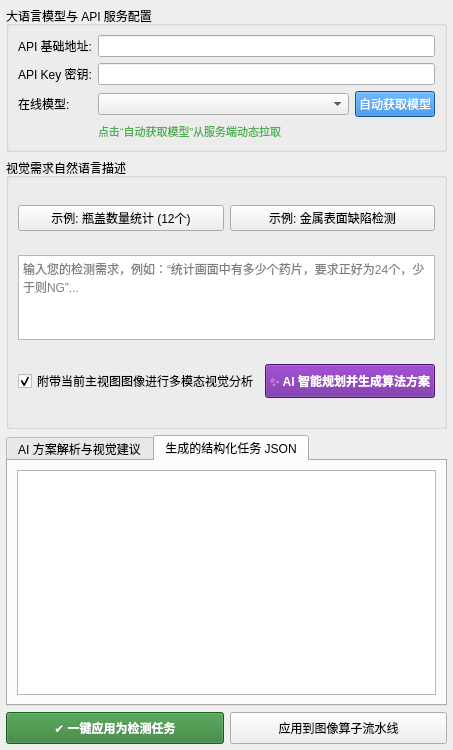
Before: the Qt Designer form src/ui/ai/AiAssistantWidget.ui in Shdjy/VisionStudioOpenCV, drawn with Qt 5.
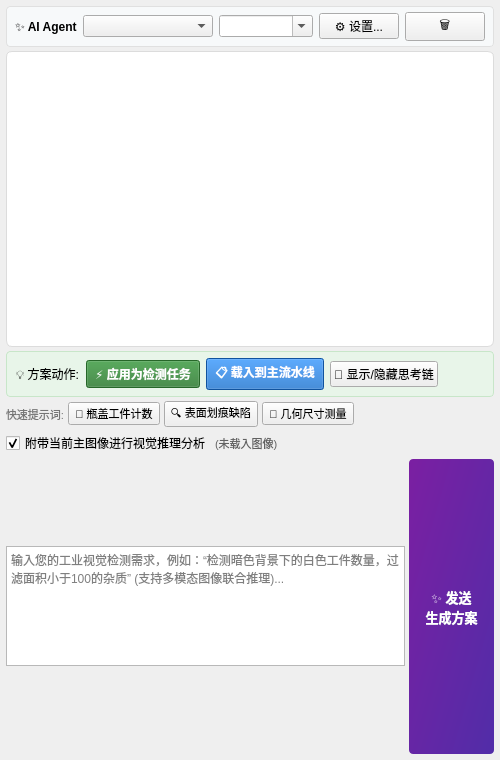
After: the same form once the commit is applied. The open tabs and pages were chosen to show the change.

Commit message: feat(ai-ui): implement CC Switch style multi-provider settings dialog, modern Agent chat stream with thinking process, and brand new vector AI sparkle icons

```diff
--- a/src/ui/ai/AiAssistantWidget.ui
+++ b/src/ui/ai/AiAssistantWidget.ui
@@ -6,13 +6,13 @@
    <rect>
     <x>0</x>
     <y>0</y>
-    <width>450</width>
-    <height>750</height>
+    <width>500</width>
+    <height>760</height>
    </rect>
   </property>
   <layout class="QVBoxLayout" name="mainLayout">
    <property name="spacing">
-    <number>6</number>
+    <number>4</number>
    </property>
    <property name="leftMargin">
     <number>6</number>
@@ -27,210 +27,322 @@
     <number>6</number>
    </property>
    <item>
-    <widget class="QGroupBox" name="grpConfig">
-     <property name="title">
-      <string>大语言模型与 API 服务配置</string>
+    <widget class="QFrame" name="headerFrame">
+     <property name="styleSheet">
+      <string notr="true">QFrame#headerFrame { background-color: #f7f9fa; border: 1px solid #e0e0e0; border-radius: 4px; padding: 2px; }</string>
      </property>
-     <layout class="QFormLayout" name="formConfig">
-      <item row="0" column="0">
-       <widget class="QLabel" name="lblBaseUrl">
+     <property name="frameShape">
+      <enum>QFrame::StyledPanel</enum>
+     </property>
+     <layout class="QHBoxLayout" name="headerLayout">
+      <property name="leftMargin">
+       <number>6</number>
+      </property>
+      <property name="topMargin">
+       <number>3</number>
+      </property>
+      <property name="rightMargin">
+       <number>6</number>
+      </property>
+      <property name="bottomMargin">
+       <number>3</number>
+      </property>
+      <item>
+       <widget class="QLabel" name="lblAgentBadge">
+        <property name="font">
+         <font>
+          <bold>true</bold>
+         </font>
+        </property>
         <property name="text">
-         <string>API 基础地址:</string>
+         <string>✨ AI Agent</string>
         </property>
        </widget>
       </item>
-      <item row="0" column="1">
-       <widget class="QLineEdit" name="txtBaseUrl"/>
-      </item>
-      <item row="1" column="0">
-       <widget class="QLabel" name="lblApiKey">
-        <property name="text">
-         <string>API Key 密钥:</string>
+      <item>
+       <widget class="QComboBox" name="cbActiveProvider">
+        <property name="toolTip">
+         <string>快速切换 AI 服务商 (支持 TokensKingdom / DeepSeek / 本地 Ollama 等)</string>
         </property>
+        <property name="minimumSize">
+         <size>
+          <width>130</width>
+          <height>0</height>
+         </size>
+        </property>
        </widget>
       </item>
-      <item row="1" column="1">
-       <widget class="QLineEdit" name="txtApiKey">
-        <property name="echoMode">
-         <enum>QLineEdit::Password</enum>
+      <item>
+       <widget class="QComboBox" name="cbModel">
+        <property name="toolTip">
+         <string>当前对话使用的模型</string>
         </property>
+        <property name="sizePolicy">
+         <sizepolicy hsizetype="Expanding" vsizetype="Fixed">
+          <horstretch>0</horstretch>
+          <verstretch>0</verstretch>
+         </sizepolicy>
+        </property>
+        <property name="editable">
+         <bool>true</bool>
+        </property>
        </widget>
       </item>
-      <item row="2" column="0">
-       <widget class="QLabel" name="lblModel">
+      <item>
+       <widget class="QPushButton" name="btnOpenSettings">
+        <property name="toolTip">
+         <string>打开 AI 服务商管理中心 (类似 CC Switch 独立设置)</string>
+        </property>
         <property name="text">
-         <string>在线模型:</string>
+         <string>⚙ 设置...</string>
         </property>
        </widget>
       </item>
-      <item row="2" column="1">
-       <layout class="QHBoxLayout" name="hboxModel">
-        <item>
-         <widget class="QComboBox" name="cbModel">
-          <property name="sizePolicy">
-           <sizepolicy hsizetype="Expanding" vsizetype="Fixed">
-            <horstretch>0</horstretch>
-            <verstretch>0</verstretch>
-           </sizepolicy>
-          </property>
-         </widget>
-        </item>
-        <item>
-         <widget class="QPushButton" name="btnFetchModels">
-          <property name="styleSheet">
-           <string notr="true">background-color: #1976d2; color: white;</string>
-          </property>
-          <property name="text">
-           <string>自动获取模型</string>
-          </property>
-         </widget>
-        </item>
-       </layout>
-      </item>
-      <item row="3" column="1">
-       <widget class="QLabel" name="lblModelStatus">
-        <property name="styleSheet">
-         <string notr="true">color: #4caf50; font-size: 11px;</string>
+      <item>
+       <widget class="QPushButton" name="btnClearChat">
+        <property name="toolTip">
+         <string>清空当前会话记录</string>
         </property>
         <property name="text">
-         <string>点击“自动获取模型”从服务端动态拉取</string>
+         <string>🗑</string>
         </property>
        </widget>
       </item>
      </layout>
     </widget>
    </item>
+   <!-- 中间智能 Agent 会话消息流展示区 -->
    <item>
-    <widget class="QGroupBox" name="grpPrompt">
-     <property name="title">
-      <string>视觉需求自然语言描述</string>
+    <widget class="QTextBrowser" name="chatBrowser">
+     <property name="styleSheet">
+      <string notr="true">QTextBrowser { background-color: #ffffff; border: 1px solid #dcdcdc; border-radius: 6px; font-family: 'Segoe UI', 'Microsoft YaHei', sans-serif; font-size: 13px; line-height: 1.5; padding: 8px; }</string>
      </property>
-     <layout class="QVBoxLayout" name="vboxPrompt">
+     <property name="openExternalLinks">
+      <bool>false</bool>
+     </property>
+    </widget>
+   </item>
+   <!-- 行动触发卡片工具条 (当 AI 给出方案时高亮可用) -->
+   <item>
+    <widget class="QFrame" name="actionCardFrame">
+     <property name="styleSheet">
+      <string notr="true">QFrame#actionCardFrame { background-color: #e8f5e9; border: 1px solid #c8e6c9; border-radius: 4px; padding: 3px; }</string>
+     </property>
+     <layout class="QHBoxLayout" name="actionLayout">
+      <property name="leftMargin">
+       <number>6</number>
+      </property>
+      <property name="topMargin">
+       <number>3</number>
+      </property>
+      <property name="rightMargin">
+       <number>6</number>
+      </property>
+      <property name="bottomMargin">
+       <number>3</number>
+      </property>
       <item>
-       <layout class="QHBoxLayout" name="hboxQuickTemplates">
-        <item>
-         <widget class="QPushButton" name="btnTplCount">
-          <property name="text">
-           <string>示例: 瓶盖数量统计 (12个)</string>
-          </property>
-         </widget>
-        </item>
-        <item>
-         <widget class="QPushButton" name="btnTplDefect">
-          <property name="text">
-           <string>示例: 金属表面缺陷检测</string>
-          </property>
-         </widget>
-        </item>
-       </layout>
+       <widget class="QLabel" name="lblActionHint">
+        <property name="text">
+         <string>💡 方案动作:</string>
+        </property>
+       </widget>
       </item>
       <item>
-       <widget class="QTextEdit" name="txtRequirement">
-        <property name="maximumSize">
-         <size>
-          <width>16777215</width>
-          <height>85</height>
-         </size>
+       <widget class="QPushButton" name="btnApplyTask">
+        <property name="enabled">
+         <bool>false</bool>
         </property>
-        <property name="placeholderText">
-         <string>输入您的检测需求，例如：“统计画面中有多少个药片，要求正好为24个，少于则NG”...</string>
+        <property name="styleSheet">
+         <string notr="true">background-color: #2e7d32; color: white; font-weight: bold; padding: 4px 8px;</string>
         </property>
+        <property name="text">
+         <string>⚡ 应用为检测任务</string>
+        </property>
        </widget>
       </item>
       <item>
-       <layout class="QHBoxLayout" name="hboxAction">
-        <item>
-         <widget class="QCheckBox" name="chkIncludeImage">
-          <property name="text">
-           <string>附带当前主视图图像进行多模态视觉分析</string>
-          </property>
-          <property name="checked">
-           <bool>true</bool>
-          </property>
-         </widget>
-        </item>
-        <item>
-         <widget class="QPushButton" name="btnGenerate">
-          <property name="minimumSize">
-           <size>
-            <width>0</width>
-            <height>34</height>
-           </size>
-          </property>
-          <property name="styleSheet">
-           <string notr="true">font-weight: bold; background-color: #6a1b9a; color: white;</string>
-          </property>
-          <property name="text">
-           <string>✨ AI 智能规划并生成算法方案</string>
-          </property>
-         </widget>
-        </item>
-       </layout>
+       <widget class="QPushButton" name="btnApplyPipeline">
+        <property name="enabled">
+         <bool>false</bool>
+        </property>
+        <property name="styleSheet">
+         <string notr="true">background-color: #1565c0; color: white; font-weight: bold; padding: 4px 8px;</string>
+        </property>
+        <property name="text">
+         <string>📋 载入到主流水线</string>
+        </property>
+       </widget>
       </item>
+      <item>
+       <widget class="QPushButton" name="btnToggleThinking">
+        <property name="text">
+         <string>🧠 显示/隐藏思考链</string>
+        </property>
+       </widget>
+      </item>
+      <item>
+       <spacer name="actionSpacer">
+        <property name="orientation">
+         <enum>Qt::Horizontal</enum>
+        </property>
+        <property name="sizeHint" stdset="0">
+         <size>
+          <width>40</width>
+          <height>20</height>
+         </size>
+        </property>
+       </spacer>
+      </item>
      </layout>
     </widget>
    </item>
+   <!-- 快捷场景标签栏 -->
    <item>
-    <widget class="QTabWidget" name="tabOutput">
-     <property name="currentIndex">
-      <number>0</number>
-     </property>
-     <widget class="QWidget" name="tabAnalysis">
-      <attribute name="title">
-       <string>AI 方案解析与视觉建议</string>
-      </attribute>
-      <layout class="QVBoxLayout" name="vboxTabAnalysis">
+    <layout class="QHBoxLayout" name="quickTemplateLayout">
+     <item>
+      <widget class="QLabel" name="lblQuickTag">
+       <property name="styleSheet">
+        <string notr="true">color: #757575; font-size: 11px;</string>
+       </property>
+       <property name="text">
+        <string>快速提示词:</string>
+       </property>
+      </widget>
+     </item>
+     <item>
+      <widget class="QPushButton" name="btnTplCount">
+       <property name="styleSheet">
+        <string notr="true">font-size: 11px; padding: 2px 6px;</string>
+       </property>
+       <property name="text">
+        <string>🔘 瓶盖工件计数</string>
+       </property>
+      </widget>
+     </item>
+     <item>
+      <widget class="QPushButton" name="btnTplDefect">
+       <property name="styleSheet">
+        <string notr="true">font-size: 11px; padding: 2px 6px;</string>
+       </property>
+       <property name="text">
+        <string>🔍 表面划痕缺陷</string>
+       </property>
+      </widget>
+     </item>
+     <item>
+      <widget class="QPushButton" name="btnTplMeasure">
+       <property name="styleSheet">
+        <string notr="true">font-size: 11px; padding: 2px 6px;</string>
+       </property>
+       <property name="text">
+        <string>📐 几何尺寸测量</string>
+       </property>
+      </widget>
+     </item>
+     <item>
+      <spacer name="quickSpacer">
+       <property name="orientation">
+        <enum>Qt::Horizontal</enum>
+       </property>
+       <property name="sizeHint" stdset="0">
+        <size>
+         <width>40</width>
+         <height>20</height>
+        </size>
+       </property>
+      </spacer>
+     </item>
+    </layout>
+   </item>
+   <!-- 底部多模态状态与提示输入区 -->
+   <item>
+    <layout class="QHBoxLayout" name="imageStatusLayout">
+     <item>
+      <widget class="QCheckBox" name="chkIncludeImage">
+       <property name="toolTip">
+        <string>勾选后将主界面的工件图像作为多模态视觉上下文一同发给大模型</string>
+       </property>
+       <property name="text">
+        <string>附带当前主图像进行视觉推理分析</string>
+       </property>
+       <property name="checked">
+        <bool>true</bool>
+       </property>
+      </widget>
+     </item>
+     <item>
+      <widget class="QLabel" name="lblImageInfo">
+       <property name="styleSheet">
+        <string notr="true">color: #616161; font-size: 11px;</string>
+       </property>
+       <property name="text">
+        <string>(未载入图像)</string>
+       </property>
+      </widget>
+     </item>
+     <item>
+      <spacer name="imgSpacer">
+       <property name="orientation">
+        <enum>Qt::Horizontal</enum>
+       </property>
+       <property name="sizeHint" stdset="0">
+        <size>
+         <width>40</width>
+         <height>20</height>
+        </size>
+       </property>
+      </spacer>
+     </item>
+    </layout>
+   </item>
+   <item>
+    <layout class="QHBoxLayout" name="inputRowLayout">
+     <item>
+      <widget class="QPlainTextEdit" name="txtRequirement">
+       <property name="minimumSize">
+        <size>
+         <width>0</width>
+         <height>68</height>
+        </size>
+       </property>
+       <property name="maximumSize">
+        <size>
+         <width>16777215</width>
+         <height>120</height>
+        </size>
+       </property>
+       <property name="placeholderText">
+        <string>输入您的工业视觉检测需求，例如：“检测暗色背景下的白色工件数量，过滤面积小于100的杂质” (支持多模态图像联合推理)...</string>
+       </property>
+      </widget>
+     </item>
+     <item>
+      <layout class="QVBoxLayout" name="sendBtnLayout">
        <item>
-        <widget class="QTextBrowser" name="txtAnalysis">
-         <property name="openExternalLinks">
-          <bool>true</bool>
+        <widget class="QPushButton" name="btnGenerate">
+         <property name="sizePolicy">
+          <sizepolicy hsizetype="Minimum" vsizetype="Expanding">
+           <horstretch>0</horstretch>
+           <verstretch>0</verstretch>
+          </sizepolicy>
+         </property>
+         <property name="minimumSize">
+          <size>
+           <width>85</width>
+           <height>0</height>
+          </size>
+         </property>
+         <property name="styleSheet">
+          <string notr="true">QPushButton#btnGenerate { background: qlineargradient(x1:0, y1:0, x2:1, y2:1, stop:0 #7b1fa2, stop:1 #512da8); color: white; font-weight: bold; font-size: 13px; border-radius: 4px; padding: 6px; } QPushButton#btnGenerate:hover { background: qlineargradient(x1:0, y1:0, x2:1, y2:1, stop:0 #8e24aa, stop:1 #5e35b1); }</string>
+         </property>
+         <property name="text">
+          <string>✨ 发送
+生成方案</string>
          </property>
         </widget>
        </item>
       </layout>
-     </widget>
-     <widget class="QWidget" name="tabJson">
-      <attribute name="title">
-       <string>生成的结构化任务 JSON</string>
-      </attribute>
-      <layout class="QVBoxLayout" name="vboxTabJson">
-       <item>
-        <widget class="QTextEdit" name="txtJsonConfig"/>
-       </item>
-      </layout>
-     </widget>
-    </widget>
-   </item>
-   <item>
-    <layout class="QHBoxLayout" name="hboxApply">
-     <item>
-      <widget class="QPushButton" name="btnApplyTask">
-       <property name="minimumSize">
-        <size>
-         <width>0</width>
-         <height>32</height>
-        </size>
-       </property>
-       <property name="styleSheet">
-        <string notr="true">font-weight: bold; background-color: #2e7d32; color: white;</string>
-       </property>
-       <property name="text">
-        <string>✔ 一键应用为检测任务</string>
-       </property>
-      </widget>
-     </item>
-     <item>
-      <widget class="QPushButton" name="btnApplyPipeline">
-       <property name="minimumSize">
-        <size>
-         <width>0</width>
-         <height>32</height>
-        </size>
-       </property>
-       <property name="text">
-        <string>应用到图像算子流水线</string>
-       </property>
-      </widget>
      </item>
     </layout>
    </item>
```
Left out of the diff: 3 changed lines with no effect on the pictures. The commit also changes 17 other files.
